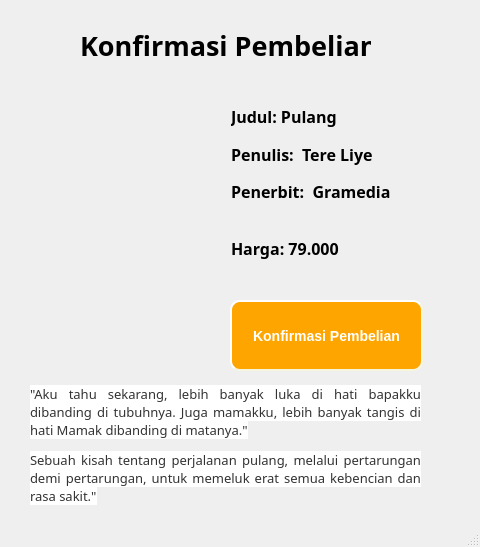
Above: konfirmasipulang.ui from Azzamubaidillah/BookGuiApp before the change. Below: the same form after it.
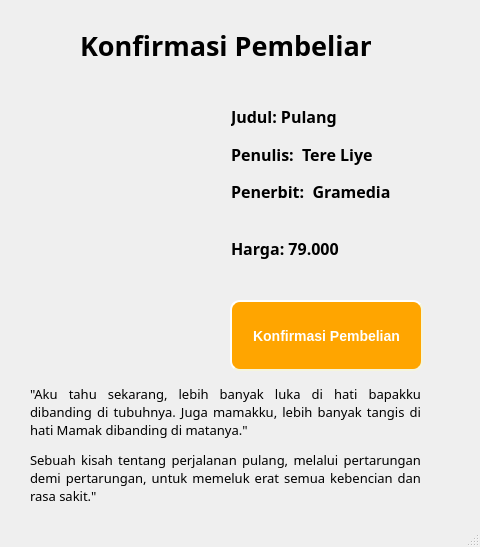
That is the form after the change. Icons and pictures are not drawn.

The edit to the form file:
```diff
--- a/konfirmasipulang.ui
+++ b/konfirmasipulang.ui
@@ -193,7 +193,7 @@
      </font>
     </property>
     <property name="text">
-     <string>&lt;html&gt;&lt;head/&gt;&lt;body&gt;&lt;p align=&quot;justify&quot;&gt;&lt;span style=&quot; font-family:'Arial','sans-serif'; font-size:13px; color:#333333; background-color:#ffffff;&quot;&gt;&amp;quot;Aku tahu sekarang, lebih banyak luka di hati bapakku dibanding di tubuhnya. Juga mamakku, lebih banyak tangis di hati Mamak dibanding di matanya.&amp;quot;&lt;/span&gt;&lt;/p&gt;&lt;p align=&quot;justify&quot;&gt;&lt;span style=&quot; font-family:'Arial','sans-serif'; font-size:13px; color:#333333; background-color:#ffffff;&quot;&gt;Sebuah kisah tentang perjalanan pulang, melalui pertarungan demi pertarungan, untuk memeluk erat semua kebencian dan rasa sakit.&amp;quot;&lt;/span&gt;&lt;/p&gt;&lt;/body&gt;&lt;/html&gt;</string>
+     <string>&lt;html&gt;&lt;head/&gt;&lt;body&gt;&lt;p align=&quot;justify&quot;&gt;&amp;quot;Aku tahu sekarang, lebih banyak luka di hati bapakku dibanding di tubuhnya. Juga mamakku, lebih banyak tangis di hati Mamak dibanding di matanya.&amp;quot;&lt;/p&gt;&lt;p align=&quot;justify&quot;&gt;Sebuah kisah tentang perjalanan pulang, melalui pertarungan demi pertarungan, untuk memeluk erat semua kebencian dan rasa sakit.&amp;quot;&lt;/p&gt;&lt;/body&gt;&lt;/html&gt;</string>
     </property>
     <property name="textFormat">
      <enum>Qt::RichText</enum>
```
